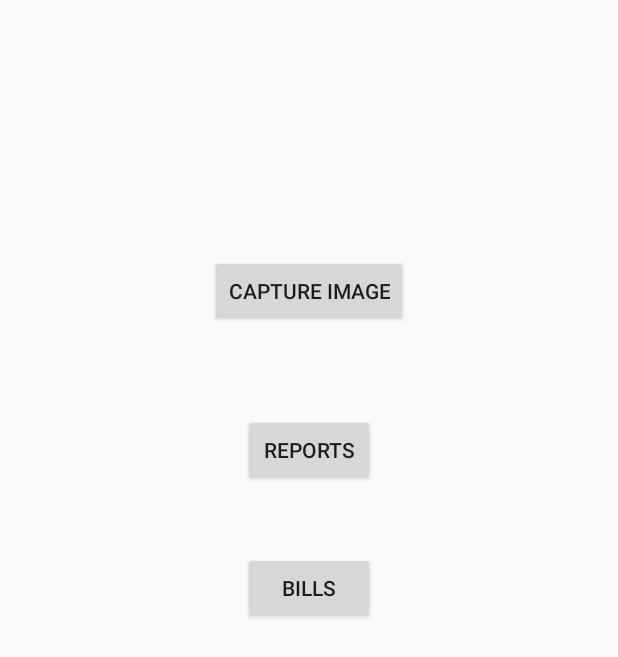
After one commit to Hilora/ExpTrack, an Android app: the layout main_screen.xml on its own in the app's theme, with its tools: preview values and no code run, on a phone screen of 412 x 824 dp. The commit adds this screen. Shown: the top 657 px of the screen. Run offline under Robolectric (Android 15) with nearby library versions, the phone set to English and light mode, and no system bars.

Commit message:
ui Update

```diff
--- a/SimpleTesseractExample-master/app/build.gradle
+++ b/SimpleTesseractExample-master/app/build.gradle
@@ -21,7 +21,8 @@ android {
 
 dependencies {
     compile fileTree(dir: 'libs', include: ['*.jar'])
+    compile 'com.android.support:appcompat-v7:23.4.0'
+    compile 'com.rmtheis:tess-two:5.4.1'
+    compile 'com.android.support:design:23.4.0'
     testCompile 'junit:junit:4.12'
-    compile 'com.android.support:appcompat-v7:23.2.1'
-    compile 'com.rmtheis:tess-two:5.4.1'
 }
--- a/SimpleTesseractExample-master/app/src/main/java/com/imperialsoupgmail/tesseractexample/MainActivity.java
+++ b/SimpleTesseractExample-master/app/src/main/java/com/imperialsoupgmail/tesseractexample/MainActivity.java
@@ -103,6 +103,9 @@ public class MainActivity extends AppCompatActivity {
         }
     }
 
+
+
+
     private void copyFiles() {
         try {
             String filepath = datapath + "/tessdata/eng.traineddata";
--- /dev/null
+++ b/SimpleTesseractExample-master/app/src/main/res/layout/main_screen.xml
@@ -0,0 +1,32 @@
+<?xml version="1.0" encoding="utf-8"?>
+<RelativeLayout xmlns:android="http://schemas.android.com/apk/res/android"
+    android:layout_width="match_parent"
+    android:layout_height="match_parent">
+
+    <Button
+        android:text="Capture Image"
+        android:layout_width="wrap_content"
+        android:layout_height="wrap_content"
+        android:id="@+id/button"
+        android:layout_marginTop="170dp"
+        android:layout_alignParentTop="true"
+        android:layout_centerHorizontal="true" />
+
+    <Button
+        android:text="Bills"
+        android:layout_width="wrap_content"
+        android:layout_height="wrap_content"
+        android:layout_below="@+id/button2"
+        android:layout_centerHorizontal="true"
+        android:layout_marginTop="44dp"
+        android:id="@+id/button3" />
+
+    <Button
+        android:text="Reports"
+        android:layout_width="wrap_content"
+        android:layout_height="wrap_content"
+        android:layout_marginTop="58dp"
+        android:id="@+id/button2"
+        android:layout_below="@+id/button"
+        android:layout_alignStart="@+id/button3" />
+</RelativeLayout>
--- /dev/null
+++ b/SimpleTesseractExample-master/app/src/main/res/values-v21/styles.xml
@@ -0,0 +1,9 @@
+<resources>
+
+    <style name="AppTheme.NoActionBar">
+        <item name="windowActionBar">false</item>
+        <item name="windowNoTitle">true</item>
+        <item name="android:windowDrawsSystemBarBackgrounds">true</item>
+        <item name="android:statusBarColor">@android:color/transparent</item>
+    </style>
+</resources>
--- a/SimpleTesseractExample-master/app/src/main/res/values/dimens.xml
+++ b/SimpleTesseractExample-master/app/src/main/res/values/dimens.xml
@@ -2,4 +2,5 @@
     <!-- Default screen margins, per the Android Design guidelines. -->
     <dimen name="activity_horizontal_margin">16dp</dimen>
     <dimen name="activity_vertical_margin">16dp</dimen>
+    <dimen name="fab_margin">16dp</dimen>
 </resources>
--- a/SimpleTesseractExample-master/app/src/main/res/values/strings.xml
+++ b/SimpleTesseractExample-master/app/src/main/res/values/strings.xml
@@ -1,7 +1,8 @@
 <resources>
-    <string name="app_name">TesseractExample</string>
+    <string name="app_name">ExpTrack</string>
     <string-array name="photo_dialog_options">
         <item>Pick a Photo</item>
         <item>Take a Photo</item>
     </string-array>
+    <string name="title_activity_control">ControlActivity</string>
 </resources>
--- a/SimpleTesseractExample-master/app/src/main/res/values/styles.xml
+++ b/SimpleTesseractExample-master/app/src/main/res/values/styles.xml
@@ -8,4 +8,13 @@
         <item name="colorAccent">@color/colorAccent</item>
     </style>
 
+    <style name="AppTheme.NoActionBar">
+        <item name="windowActionBar">false</item>
+        <item name="windowNoTitle">true</item>
+    </style>
+
+    <style name="AppTheme.AppBarOverlay" parent="ThemeOverlay.AppCompat.Dark.ActionBar" />
+
+    <style name="AppTheme.PopupOverlay" parent="ThemeOverlay.AppCompat.Light" />
+
 </resources>
```
Also changed, not shown: SimpleTesseractExample-master/app/src/main/AndroidManifest.xml (+7 -3 lines), SimpleTesseractExample-master/app/src/main/res/layout/capture_image.xml (added, +26 -0 lines), SimpleTesseractExample-master/app/src/main/res/layout/report_overview.xml (added, +23 -0 lines), SimpleTesseractExample-master/app/src/main/res/layout/report_view.xml (added, +76 -0 lines), SimpleTesseractExample-master/app/src/main/res/layout/summary_view.xml (added, +49 -0 lines).
